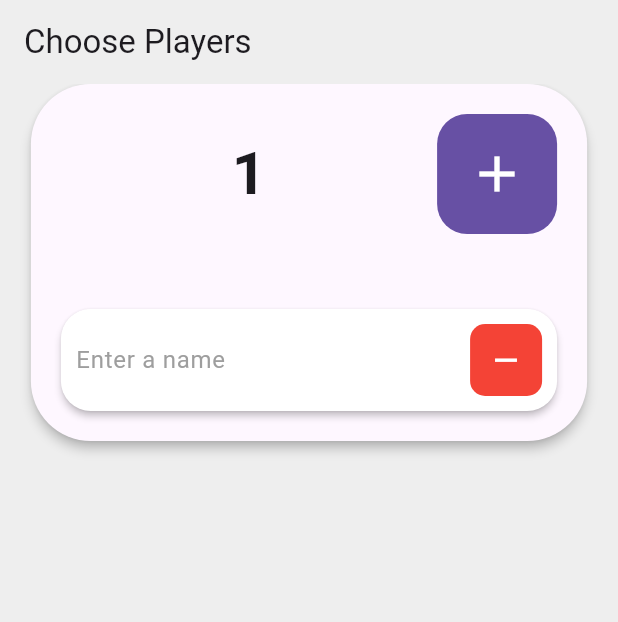
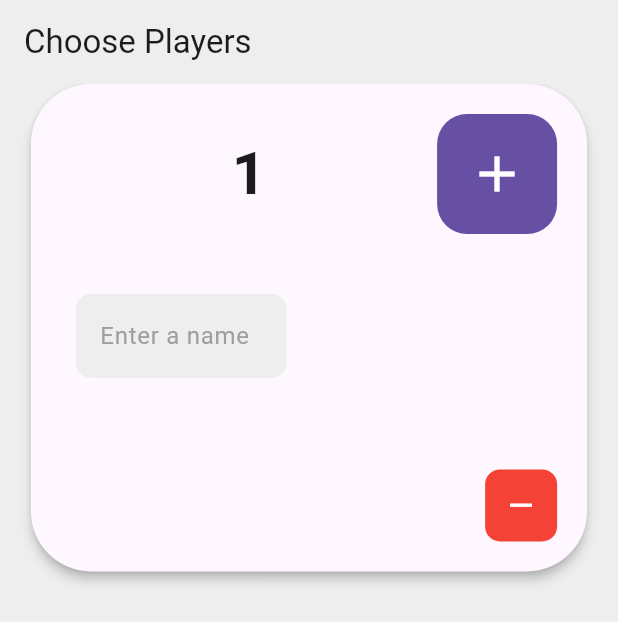
Before and after one commit to amMooncake/flutter_triominos, a Flutter app: the screen it shows after launch, after a tap on the "add" icon, on a phone screen of 412 x 824 dp. Shown: the top 622 px of the screen. Run offline on Flutter 3.47's test engine with Material 3 defaults, Android fonts, the light colour scheme and no system bars.

Commit message:
Add player management functionality with dynamic input fields

```diff
--- a/lib/choose_players.dart
+++ b/lib/choose_players.dart
@@ -1,5 +1,4 @@
 import 'package:flutter/material.dart';
-import 'package:flutter/services.dart';
 
 import 'models/player.dart';
 
@@ -12,19 +11,42 @@ class ChoosePlayersScreen extends StatefulWidget {
 
 class _ChoosePlayersScreenState extends State<ChoosePlayersScreen> {
   int _numbersOfPlayers = 0;
-  List<MyPlayer> players = [];
   final _formKey = GlobalKey<FormState>();
+  List<TextEditingController> _controllers = [];
 
   void addPlayer() {
     if (_numbersOfPlayers < 6) {
       _numbersOfPlayers++;
-      players.add(MyPlayer(name: '', color: Colors.blue));
+      _controllers.add(TextEditingController());
     } else {
       ScaffoldMessenger.of(context).clearSnackBars();
       ScaffoldMessenger.of(context).showSnackBar(SnackBar(content: Text('Maximum Players Reached')));
     }
     setState(() {});
+  }
+
+  @override
+  void dispose() {
+    for (var controller in _controllers) {
+      controller.dispose();
+    }
+    super.dispose();
+  }
+
+  void removePlayer() {
+    _numbersOfPlayers--;
+    _controllers.removeLast();
+    setState(() {});
+  }
+
+  void StartGame() {
+    if (_formKey.currentState!.validate()) {
+      List<MyPlayer> players = [];
+      for (var controller in _controllers) {
+        players.add(MyPlayer(name: controller.text, color: Colors.primaries[_controllers.indexOf(controller)]));
+      }
       print(players);
+    }
   }
 
   @override
@@ -71,43 +93,55 @@ class _ChoosePlayersScreenState extends State<ChoosePlayersScreen> {
                           ),
                         ],
                       ),
-                      SizedBox(height: _numbersOfPlayers == 0 ? 0 : 50),
+                      SizedBox(height: _numbersOfPlayers == 0 ? 0 : 30),
                       if (_numbersOfPlayers != 0)
                         Form(
                           key: _formKey,
                           child: Column(
+                            crossAxisAlignment: CrossAxisAlignment.end,
                             children: [
-                              ListView.separated(
-                                separatorBuilder: (BuildContext ctxt, int index) => SizedBox(
-                                  height: 20,
-                                ),
+                              GridView.builder(
+                                gridDelegate: SliverGridDelegateWithFixedCrossAxisCount(
+                                    crossAxisCount: 2, mainAxisSpacing: 10, crossAxisSpacing: 10, childAspectRatio: 3 / 2),
+                                shrinkWrap: true,
                                 itemCount: _numbersOfPlayers,
-                                shrinkWrap: true,
-                                itemBuilder: (BuildContext ctxt, int index) {
-                                  return Material(
-                                    elevation: 2,
-                                    borderRadius: BorderRadius.all(Radius.circular(20)),
-                                    color: Colors.white,
+                                itemBuilder: (context, index) {
+                                  return SizedBox(
+                                    height: 10,
                                     child: Padding(
                                       padding: EdgeInsets.all(10),
-                                      child: Row(
-                                        mainAxisAlignment: MainAxisAlignment.spaceBetween,
-                                        children: [
-                                          SizedBox(
-                                            width: 130,
                                       child: TextFormField(
+                                        controller: _controllers[index],
+                                        validator: (value) {
+                                          if (value == null || value.isEmpty) {
+                                            return 'Enter a name';
+                                          }
+                                          return null;
+                                        },
                                         maxLength: 10,
                                         decoration: InputDecoration(
+                                          border: OutlineInputBorder(
+                                            borderSide: BorderSide.none,
+                                            borderRadius: BorderRadius.circular(10), // Adjust border radius
+                                          ),
+                                          fillColor: Colors.grey.shade200,
+                                          filled: true,
                                           counterText: "",
                                           hintText: 'Enter a name',
                                           hintStyle: TextStyle(color: Colors.grey),
-                                                enabledBorder: InputBorder.none, // No border when field is enabled
                                           // Optional: to use the primary color for the cursor and text
                                         ),
                                         style: TextStyle(color: Colors.black),
                                       ),
                                     ),
-                                          SizedBox(width: 20),
+                                  );
+                                },
+                              ),
+                              SizedBox(height: 20),
+                              Row(
+                                mainAxisAlignment: MainAxisAlignment.end,
+                                children: [
+                                  SizedBox(width: 10),
                                   Container(
                                     decoration: BoxDecoration(
                                       color: Colors.red,
@@ -116,26 +150,32 @@ class _ChoosePlayersScreenState extends State<ChoosePlayersScreen> {
                                     width: 48,
                                     height: 48,
                                     child: IconButton(
-                                              onPressed: () {
-                                                _numbersOfPlayers--;
-                                                players.removeAt(index);
-                                                setState(() {});
-                                              },
+                                      onPressed: removePlayer,
                                       icon: Icon(size: 25, Icons.remove, color: Colors.white),
                                     ),
                                   ),
                                 ],
                               ),
+                            ],
                           ),
-                                  );
-                                },
                         ),
                     ],
                   ),
-                        )
-                    ],
                 ),
               ),
+            ),
+            SizedBox(height: 20),
+            if (_numbersOfPlayers > 1)
+              Container(
+                decoration: BoxDecoration(
+                  color: Colors.green,
+                  borderRadius: BorderRadius.all(Radius.circular(20)),
+                ),
+                width: MediaQuery.of(context).size.width * .9,
+                height: 48,
+                child: TextButton(
+                  onPressed: StartGame,
+                  child: Text("START", style: TextStyle(color: Colors.white, fontSize: 20)),
                 ),
               ),
           ],
--- a/pubspec.yaml
+++ b/pubspec.yaml
@@ -9,6 +9,7 @@ environment:
 dependencies:
   flutter:
     sdk: flutter
+  uuid: ^4.5.1
 
 dev_dependencies:
   flutter_test:
```
Also changed, not shown: pubspec.lock. Lines whose indentation alone changed are shown as unchanged.
